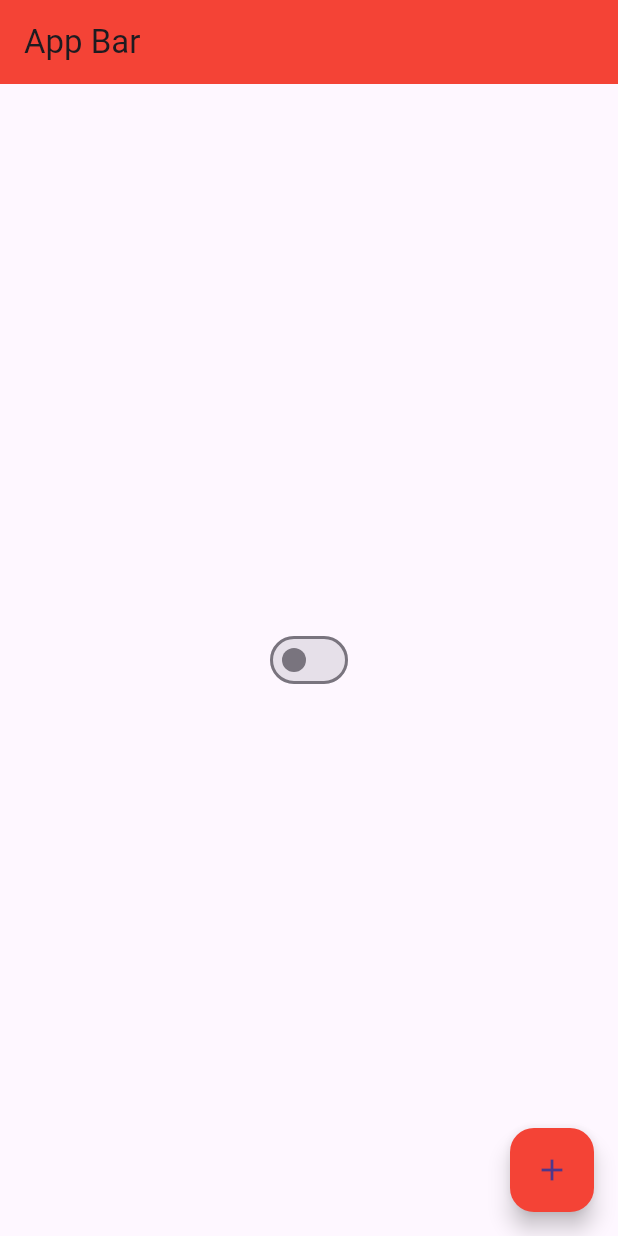
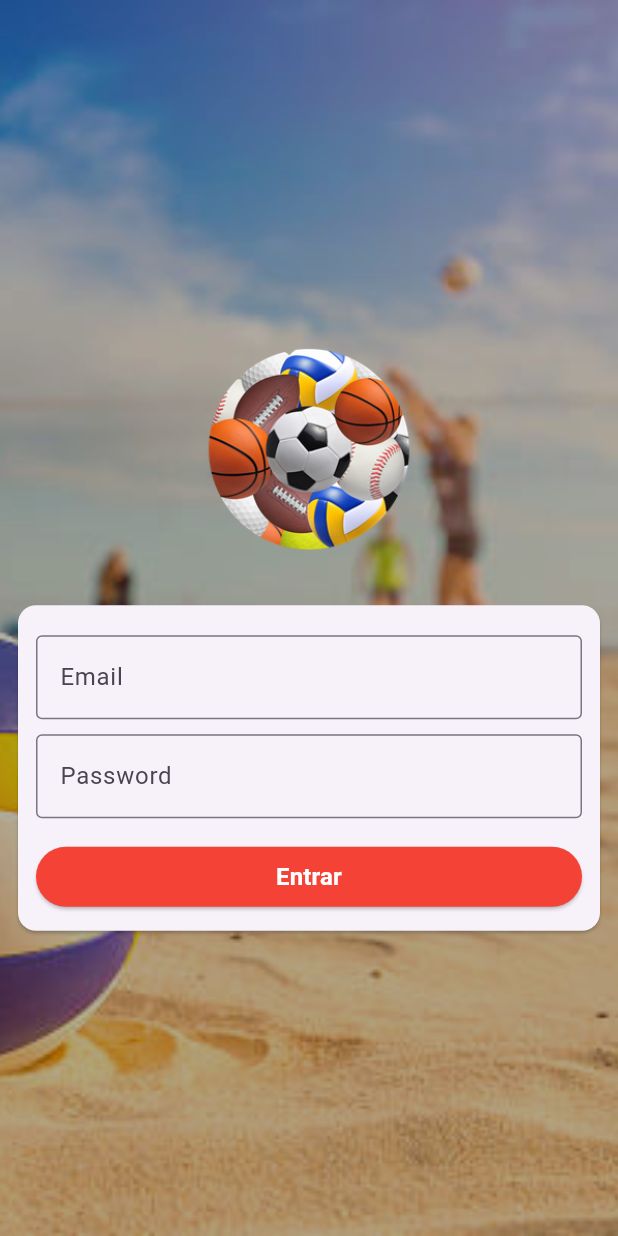
Before and after one commit to dudupuci/learning-flutter, a Flutter app: the screen it shows after launch, on a phone screen of 412 x 824 dp. Run offline on Flutter 3.47's test engine with Material 3 defaults, Android fonts, the phone set to English and light mode, and no system bars.

Commit message:
:sparkles: login page adding changes

```diff
--- a/lib/app_widget.dart
+++ b/lib/app_widget.dart
@@ -1,5 +1,6 @@
 import 'package:flutter/material.dart';
 import 'package:ola_mundo/app_controller.dart';
+import 'package:ola_mundo/login_page.dart';
 
 import 'home_page_state.dart';
 
@@ -14,7 +15,12 @@ class AppWidget extends StatelessWidget {
                   ? Brightness.dark
                   : Brightness.light,
               appBarTheme: const AppBarTheme(backgroundColor: Colors.red)),
-          home: HomePage());
+          initialRoute: '/',
+          routes: {
+            '/': (context) => LoginPage(),
+            '/home': (context) => HomePage()
+          }
+      );
     });
   }
 }
--- a/lib/home_page_state.dart
+++ b/lib/home_page_state.dart
@@ -17,14 +17,12 @@ class HomePageState extends State<HomePage> {
   Widget build(BuildContext context) {
 
     return Scaffold(
-      appBar: AppBar(title: Text('App Bar')),
+      appBar: AppBar(
+          title: Text('App Bar'),
+        actions: [SwitchTheme()],
+      ),
       body: Center(
-        child: Switch(
-          value: AppController.instance.isDarkTheme,
-          onChanged: (value)  {
-            AppController.instance.changeTheme();
-          }
-        )
+        child: Text('Contador: $counter')
       ),
       floatingActionButton: FloatingActionButton(
         backgroundColor: Colors.red,
@@ -39,3 +37,17 @@ class HomePageState extends State<HomePage> {
   }
 
 }
+
+
+class SwitchTheme extends StatelessWidget {
+  @override
+  Widget build(BuildContext context) {
+    return Switch(
+        value: AppController.instance.isDarkTheme,
+        onChanged: (value)  {
+          AppController.instance.changeTheme();
+        }
+    );
+  }
+
+}
--- /dev/null
+++ b/lib/login_page.dart
@@ -0,0 +1,114 @@
+import 'package:flutter/material.dart';
+
+class LoginPage extends StatefulWidget {
+  const LoginPage({super.key});
+
+  @override
+  State<LoginPage> createState() => _LoginPageState();
+}
+
+class _LoginPageState extends State<LoginPage> {
+  String email = '';
+  String password = '';
+
+  @override
+  Widget build(BuildContext context) {
+    return Scaffold(
+        body: Stack(
+      children: [
+        SizedBox(
+            height: MediaQuery.of(context).size.height,
+            child: Image.asset(
+              'assets/images/background.jpg',
+              fit: BoxFit.cover,
+            )),
+        Container(color: Colors.black.withOpacity(0.3)),
+        _body(context)
+      ],
+    ));
+  }
+
+  Widget _body(BuildContext context) {
+
+    return SingleChildScrollView(
+      child: SizedBox(
+        height: MediaQuery.of(context).size.height,
+        child: Padding(
+          padding: const EdgeInsets.all(8.0),
+          child: Column(
+            mainAxisAlignment: MainAxisAlignment.center,
+            crossAxisAlignment: CrossAxisAlignment.center,
+            children: [
+              Container(
+                  width: 200,
+                  height: 200,
+                  child: Image.asset('assets/images/logo.png')),
+              Card(
+                child: Padding(
+                  padding: const EdgeInsets.only(
+                      left: 12, right: 12, top: 20, bottom: 12),
+                  child: Column(
+                    children: [
+                      TextField(
+                          onChanged: (value) {
+                            email = value;
+                          },
+                          keyboardType: TextInputType.emailAddress,
+                          decoration: const InputDecoration(
+                              labelText: 'Email',
+                              border: OutlineInputBorder())),
+                      const SizedBox(height: 10),
+                      TextField(
+                        onChanged: (value) {
+                          password = value;
+                        },
+                        obscureText: true,
+                        decoration: const InputDecoration(
+                            labelText: 'Password',
+                            border: OutlineInputBorder()),
+                      ),
+                      const SizedBox(height: 15),
+                      ElevatedButton(
+                        style: ElevatedButton.styleFrom(
+                            backgroundColor: Colors.red),
+                        onPressed: () {
+                          if (email.trim() == 'edu@gmail.com' &&
+                              password.trim() == '123') {
+                            ScaffoldMessenger.of(context).showSnackBar(const SnackBar(
+                              content: Text('Autenticacao bem sucedida!'),
+                              duration: Duration(seconds: 2),
+                            ),
+                            );
+                            Navigator.of(context).pushReplacementNamed('/home');
+                          } else {
+                            ScaffoldMessenger.of(context).showSnackBar(
+                              SnackBar(
+                                  content: Text('Falha! $email e $password errados')
+                              )
+                            );
+                          }
+                        },
+                        child: Container(
+                          width: double.infinity,
+                          child: const Text(
+                            'Entrar',
+                            textAlign: TextAlign.center,
+                            style: TextStyle(
+                              fontSize: 16,
+                              fontWeight: FontWeight.bold,
+                              color: Colors.white,
+                            ),
+                          ),
+                        ),
+                      )
+                    ],
+                  ),
+                ),
+              ),
+            ],
+          ),
+        ),
+      ),
+    );
+  }
+}
--- a/pubspec.yaml
+++ b/pubspec.yaml
@@ -59,9 +59,9 @@ flutter:
   uses-material-design: true
 
   # To add assets to your application, add an assets section, like this:
-  # assets:
-  #   - images/a_dot_burr.jpeg
-  #   - images/a_dot_ham.jpeg
+  assets:
+    - assets/images/logo.png
+    - assets/images/background.jpg
 
   # An image asset can refer to one or more resolution-specific "variants", see
   # https://flutter.dev/assets-and-images/#resolution-aware
```
Also changed, not shown: assets/images/background.jpg (added), assets/images/logo.png (added).
